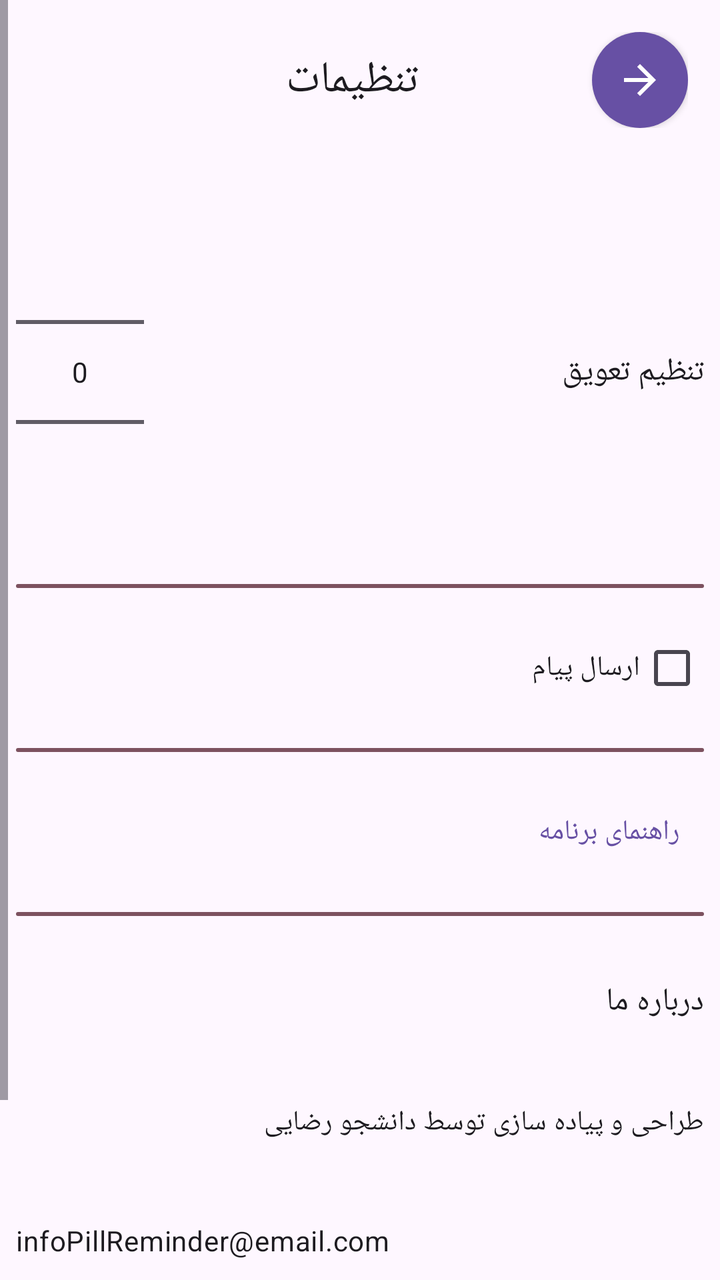
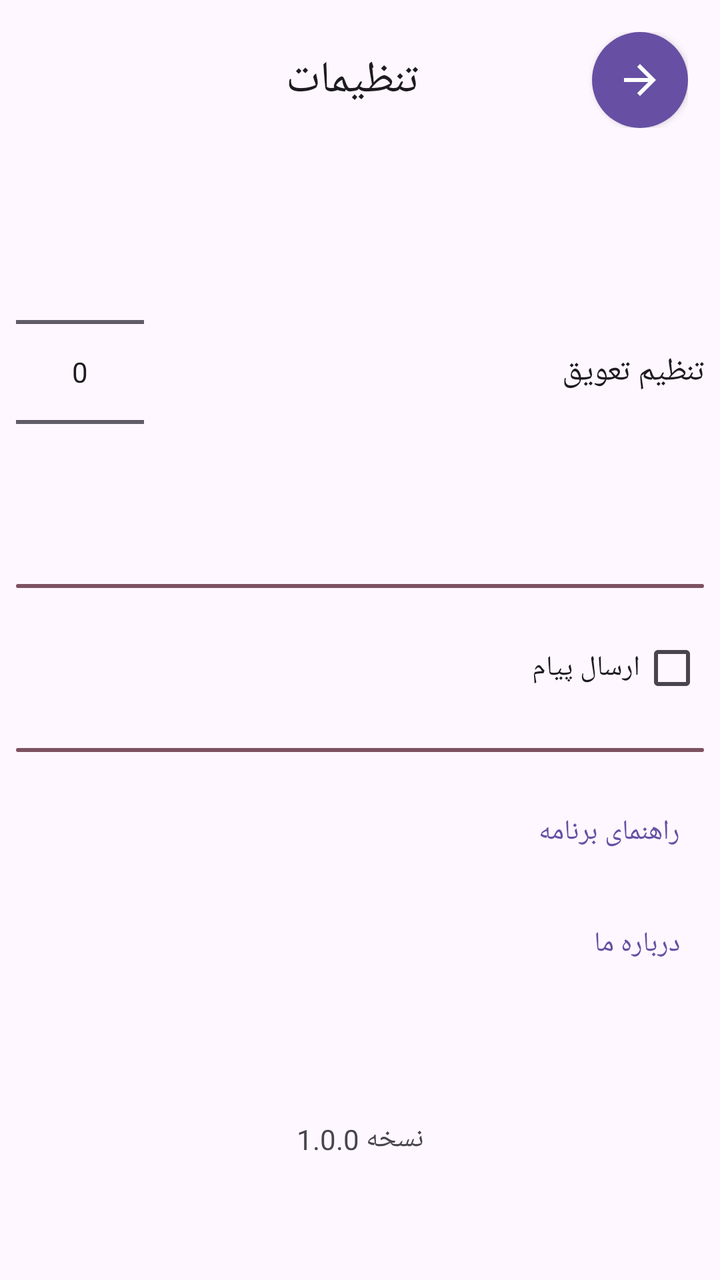

Before-and-after screenshots of an Android layout around one commit, followed by the original layout XML and the change that was made.
<!-- AndroidManifest.xml: application theme Theme.PillReminder -->
<!-- res/layout/activity_setting.xml -->
<?xml version="1.0" encoding="utf-8"?>
<androidx.constraintlayout.widget.ConstraintLayout xmlns:android="http://schemas.android.com/apk/res/android"
    xmlns:app="http://schemas.android.com/apk/res-auto"
    xmlns:tools="http://schemas.android.com/tools"
    android:layout_width="match_parent"
    android:layout_height="match_parent"
    android:layoutDirection="rtl"
    tools:context=".Activity.SettingActivity">

    <ScrollView
        android:layout_width="0dp"
        android:layout_height="0dp"
        android:fillViewport="true"
        app:layout_constraintBottom_toBottomOf="parent"
        app:layout_constraintEnd_toEndOf="parent"
        app:layout_constraintStart_toStartOf="parent"
        app:layout_constraintTop_toTopOf="parent">

        <LinearLayout
            android:layout_width="match_parent"
            android:layout_height="wrap_content"
            android:orientation="vertical">

            <androidx.constraintlayout.widget.ConstraintLayout
                android:id="@+id/constraintLayout"
                android:layout_width="match_parent"
                android:layout_height="wrap_content"
                android:orientation="horizontal"
                android:padding="16dp"
                app:layout_constraintEnd_toEndOf="parent"
                app:layout_constraintStart_toStartOf="parent"
                app:layout_constraintTop_toTopOf="parent">

                <TextView
                    android:id="@+id/textView3"
                    android:layout_width="0dp"
                    android:layout_height="wrap_content"
                    android:layout_marginStart="8dp"
                    android:gravity="center"
                    android:text="تنظیمات"
                    android:textAppearance="@style/TextAppearance.Material3.TitleLarge"
                    app:layout_constraintBottom_toBottomOf="@+id/backBtn"
                    app:layout_constraintEnd_toEndOf="parent"
                    app:layout_constraintStart_toStartOf="parent"
                    app:layout_constraintTop_toTopOf="parent" />

                <ImageView
                    android:id="@+id/backBtn"
                    android:layout_width="wrap_content"
                    android:layout_height="wrap_content"
                    android:layout_gravity="start"
                    android:background="@drawable/button_background"
                    android:clickable="true"
                    android:contentDescription="@string/app_name"
                    android:elevation="2dp"
                    android:focusable="true"
                    android:padding="12dp"
                    android:tint="@color/white"
                    app:layout_constraintBottom_toBottomOf="parent"
                    app:layout_constraintStart_toStartOf="parent"
                    app:layout_constraintTop_toTopOf="parent"
                    app:srcCompat="@drawable/ic_arrow_back"
                    tools:ignore="UseAppTint" />

            </androidx.constraintlayout.widget.ConstraintLayout>

            <LinearLayout
                android:layout_width="match_parent"
                android:layout_height="wrap_content"
                android:layout_marginTop="16dp"
                android:clickable="true"
                android:focusable="true"
                android:foreground="?attr/selectableItemBackground"
                android:gravity="center"
                android:orientation="horizontal">

                <TextView
                    android:id="@+id/textView4"
                    android:layout_width="0dp"
                    android:layout_height="wrap_content"
                    android:layout_marginStart="8dp"
                    android:layout_marginEnd="8dp"
                    android:layout_weight="1"
                    android:text="تنظیم تعویق"
                    android:textAppearance="@style/TextAppearance.Material3.TitleMedium" />

                <NumberPicker
                    android:id="@+id/snoozePicker"
                    android:layout_width="wrap_content"
                    android:layout_height="wrap_content"
                    android:layout_marginEnd="8dp" />

            </LinearLayout>

            <View
                android:layout_width="match_parent"
                android:layout_height="2dp"
                android:layout_marginHorizontal="8dp"
                android:layout_marginVertical="16dp"
                android:background="@drawable/divider_background" />

            <CheckBox
                android:id="@+id/sendSmsCh"
                android:layout_width="match_parent"
                android:layout_height="wrap_content"
                android:layout_marginHorizontal="8dp"
                android:text="ارسال پیام" />

            <com.google.android.material.textfield.TextInputLayout
                android:id="@+id/layoutPhoneNumber"
                android:layout_width="match_parent"
                android:layout_height="wrap_content"
                android:layout_marginHorizontal="8dp"
                android:layout_marginTop="8dp"
                android:hint="شماره همراه"
                android:visibility="gone"
                app:helperText="09151234567, و..."
                app:helperTextEnabled="true"
                app:hintAnimationEnabled="true"
                tools:visibility="visible">

                <com.google.android.material.textfield.TextInputEditText
                    android:id="@+id/phoneNumberEdt"
                    android:layout_width="match_parent"
                    android:layout_height="wrap_content"
                    android:imeOptions="actionNext"
                    android:inputType="phone"
                    android:maxLength="40"
                    android:maxLines="1" />
            </com.google.android.material.textfield.TextInputLayout>

            <View
                android:layout_width="match_parent"
                android:layout_height="2dp"
                android:layout_marginHorizontal="8dp"
                android:layout_marginVertical="16dp"
                android:background="@drawable/divider_background" />

            <com.google.android.material.button.MaterialButton
                android:id="@+id/guidBtn"
                style="@style/Widget.Material3.Button.TextButton"
                android:layout_width="match_parent"
                android:layout_height="wrap_content"
                android:layout_marginHorizontal="8dp"
                android:text="راهنمای برنامه"
                android:gravity="start|center"/>

            <View
                android:layout_width="match_parent"
                android:layout_height="2dp"
                android:layout_marginHorizontal="8dp"
                android:layout_marginVertical="16dp"
                android:background="@drawable/divider_background" />

            <TextView
                android:layout_width="match_parent"
                android:layout_height="wrap_content"
                android:layout_marginHorizontal="8dp"
                android:clickable="true"
                android:focusable="true"
                android:paddingVertical="16dp"
                android:text="درباره ما"
                android:textAppearance="@style/TextAppearance.Material3.TitleMedium" />

            <TextView
                android:layout_width="match_parent"
                android:layout_height="wrap_content"
                android:layout_marginHorizontal="8dp"
                android:layout_marginTop="8dp"
                android:clickable="true"
                android:focusable="true"
                android:paddingVertical="16dp"
                android:text="طراحی و پیاده سازی توسط دانشجو رضایی"
                android:textAppearance="@style/TextAppearance.Material3.BodyMedium" />

            <TextView
                android:layout_width="match_parent"
                android:layout_height="wrap_content"
                android:layout_marginHorizontal="8dp"
                android:layout_marginTop="8dp"
                android:clickable="true"
                android:focusable="true"
                android:paddingVertical="16dp"
                android:text="infoPillReminder@email.com"
                android:textAppearance="@style/TextAppearance.Material3.BodyMedium" />

            <TextView
                android:id="@+id/textView8"
                android:layout_width="match_parent"
                android:layout_height="wrap_content"
                android:layout_marginHorizontal="16dp"
                android:layout_marginTop="64dp"
                android:layout_marginBottom="16dp"
                android:clickable="true"
                android:focusable="true"
                android:gravity="center"
                android:text="نسخه 1.0.0" />

        </LinearLayout>
    </ScrollView>

</androidx.constraintlayout.widget.ConstraintLayout>
<!-- resources referenced by this layout -->
<resources>
  <color name="white">#FFFFFFFF</color>
  <!-- drawable button_background (drawable) -->
  <?xml version="1.0" encoding="utf-8"?>
  <selector xmlns:android="http://schemas.android.com/apk/res/android">
  
      <item>
          <shape android:shape="oval">
              <solid android:color="?attr/colorPrimary"/>
          </shape>
      </item>
  
  </selector>
  <!-- drawable divider_background (drawable) -->
  <?xml version="1.0" encoding="utf-8"?>
  <selector xmlns:android="http://schemas.android.com/apk/res/android">
  
      <item>
          <shape android:shape="rectangle">
              <solid android:color="?attr/colorTertiary" />
              <corners android:radius="8dp"/>
          </shape>
      </item>
  
  </selector>
  <!-- drawable ic_arrow_back (drawable) -->
  <vector xmlns:android="http://schemas.android.com/apk/res/android"
      android:width="24dp"
      android:height="24dp"
      android:viewportWidth="960"
      android:viewportHeight="960"
      android:tint="?attr/colorControlNormal"
      android:autoMirrored="true">
    <path
        android:fillColor="@android:color/white"
        android:pathData="M313,520L537,744L480,800L160,480L480,160L537,216L313,440L800,440L800,520L313,520Z"/>
  </vector>
  <string name="app_name">یادآور دارو</string>
  <style name="Theme.PillReminder" parent="Base.Theme.PillReminder" />
  <style name="Base.Theme.PillReminder" parent="Theme.Material3.Light.NoActionBar">
          
          
      </style>
</resources>

<!-- the commit's change to res/layout/activity_setting.xml (unified diff, before → after) -->
@@ -142,47 +142,18 @@
                 android:layout_width="match_parent"
                 android:layout_height="wrap_content"
                 android:layout_marginHorizontal="8dp"
-                android:text="راهنمای برنامه"
-                android:gravity="start|center"/>
+                android:gravity="start|center"
+                android:text="راهنمای برنامه" />
 
-            <View
-                android:layout_width="match_parent"
-                android:layout_height="2dp"
-                android:layout_marginHorizontal="8dp"
-                android:layout_marginVertical="16dp"
-                android:background="@drawable/divider_background" />
-
-            <TextView
-                android:layout_width="match_parent"
-                android:layout_height="wrap_content"
-                android:layout_marginHorizontal="8dp"
-                android:clickable="true"
-                android:focusable="true"
-                android:paddingVertical="16dp"
-                android:text="درباره ما"
-                android:textAppearance="@style/TextAppearance.Material3.TitleMedium" />
-
-            <TextView
+            <com.google.android.material.button.MaterialButton
+                android:id="@+id/aboutUsBtn"
+                style="@style/Widget.Material3.Button.TextButton"
                 android:layout_width="match_parent"
                 android:layout_height="wrap_content"
                 android:layout_marginHorizontal="8dp"
                 android:layout_marginTop="8dp"
-                android:clickable="true"
-                android:focusable="true"
-                android:paddingVertical="16dp"
-                android:text="طراحی و پیاده سازی توسط دانشجو رضایی"
-                android:textAppearance="@style/TextAppearance.Material3.BodyMedium" />
-
-            <TextView
-                android:layout_width="match_parent"
-                android:layout_height="wrap_content"
-                android:layout_marginHorizontal="8dp"
-                android:layout_marginTop="8dp"
-                android:clickable="true"
-                android:focusable="true"
-                android:paddingVertical="16dp"
-                android:text="infoPillReminder@email.com"
-                android:textAppearance="@style/TextAppearance.Material3.BodyMedium" />
+                android:gravity="start|center"
+                android:text="درباره ما" />
 
             <TextView
                 android:id="@+id/textView8"
